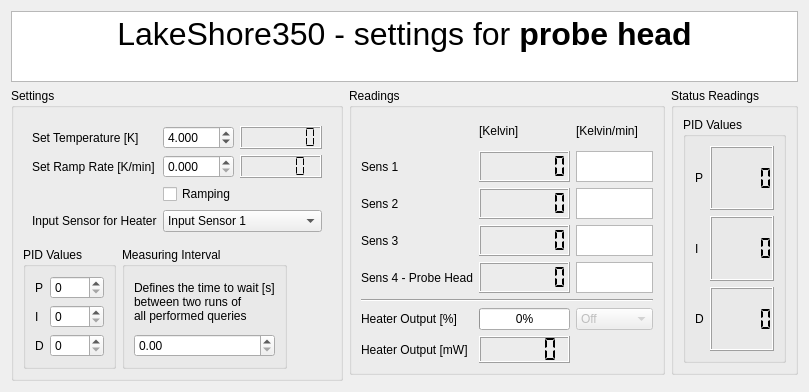
Cryostat-GUI/Cryostat-GUI, file LakeShore/LakeShore350_control.ui: the form before one commit.
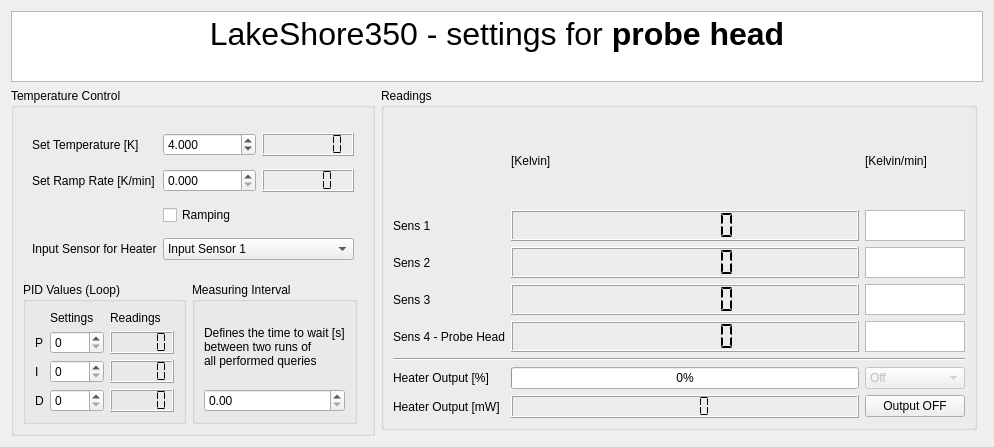
The form after the commit.

```diff
--- a/LakeShore/LakeShore350_control.ui
+++ b/LakeShore/LakeShore350_control.ui
@@ -6,78 +6,18 @@
    <rect>
     <x>0</x>
     <y>0</y>
-    <width>769</width>
-    <height>358</height>
+    <width>994</width>
+    <height>447</height>
    </rect>
   </property>
   <property name="windowTitle">
    <string>LakeShore 350 Control</string>
   </property>
   <layout class="QGridLayout" name="gridLayout_6">
-   <item row="1" column="2">
-    <widget class="QGroupBox" name="groupReadingsStatus">
-     <property name="title">
-      <string>Status Readings</string>
-     </property>
-     <layout class="QGridLayout" name="gridLayout_5" rowstretch="1">
-      <item row="0" column="0" colspan="2">
-       <widget class="QGroupBox" name="groupPID">
-        <property name="title">
-         <string>PID Values</string>
-        </property>
-        <layout class="QGridLayout" name="gridLayout">
-         <item row="0" column="0">
-          <widget class="QLabel" name="label_10">
-           <property name="text">
-            <string>P</string>
-           </property>
-          </widget>
-         </item>
-         <item row="1" column="0">
-          <widget class="QLabel" name="label_11">
-           <property name="text">
-            <string>I</string>
-           </property>
-          </widget>
-         </item>
-         <item row="0" column="1">
-          <widget class="QLCDNumber" name="lcdLoopP_Param">
-           <property name="segmentStyle">
-            <enum>QLCDNumber::Flat</enum>
-           </property>
-          </widget>
-         </item>
-         <item row="2" column="0">
-          <widget class="QLabel" name="label_12">
-           <property name="text">
-            <string>D</string>
-           </property>
-          </widget>
-         </item>
-         <item row="1" column="1">
-          <widget class="QLCDNumber" name="lcdLoopI_Param">
-           <property name="segmentStyle">
-            <enum>QLCDNumber::Flat</enum>
-           </property>
-          </widget>
-         </item>
-         <item row="2" column="1">
-          <widget class="QLCDNumber" name="lcdLoopD_Param">
-           <property name="segmentStyle">
-            <enum>QLCDNumber::Flat</enum>
-           </property>
-          </widget>
-         </item>
-        </layout>
-       </widget>
-      </item>
-     </layout>
-    </widget>
-   </item>
    <item row="1" column="0" rowspan="2">
     <widget class="QGroupBox" name="groupSettings">
      <property name="title">
-      <string>Settings</string>
+      <string>Temperature Control</string>
      </property>
      <layout class="QGridLayout" name="gridLayout_4" rowstretch="2,0,0,0,0,0">
       <item row="0" column="0" rowspan="2" colspan="3">
@@ -178,57 +118,6 @@
         </layout>
        </widget>
       </item>
-      <item row="5" column="0">
-       <widget class="QGroupBox" name="groupPID_set">
-        <property name="title">
-         <string>PID Values</string>
-        </property>
-        <layout class="QGridLayout" name="gridLayout_2">
-         <item row="0" column="0">
-          <widget class="QLabel" name="label_13">
-           <property name="text">
-            <string>P</string>
-           </property>
-          </widget>
-         </item>
-         <item row="1" column="0">
-          <widget class="QLabel" name="label_14">
-           <property name="text">
-            <string>I</string>
-           </property>
-          </widget>
-         </item>
-         <item row="2" column="0">
-          <widget class="QLabel" name="label_15">
-           <property name="text">
-            <string>D</string>
-           </property>
-          </widget>
-         </item>
-         <item row="0" column="1">
-          <widget class="QSpinBox" name="spinBox">
-           <property name="maximum">
-            <number>1000</number>
-           </property>
-          </widget>
-         </item>
-         <item row="1" column="1">
-          <widget class="QSpinBox" name="spinBox_2">
-           <property name="maximum">
-            <number>1000</number>
-           </property>
-          </widget>
-         </item>
-         <item row="2" column="1">
-          <widget class="QSpinBox" name="spinBox_3">
-           <property name="maximum">
-            <number>1000</number>
-           </property>
-          </widget>
-         </item>
-        </layout>
-       </widget>
-      </item>
       <item row="5" column="1">
        <widget class="QGroupBox" name="groupBox">
         <property name="title">
@@ -254,36 +143,141 @@
         </layout>
        </widget>
       </item>
+      <item row="5" column="0">
+       <widget class="QGroupBox" name="groupReadingsStatus">
+        <property name="title">
+         <string>PID Values (Loop)</string>
+        </property>
+        <layout class="QGridLayout" name="gridLayout_5" rowstretch="1,0,0,0,0,0">
+         <item row="3" column="2">
+          <widget class="QLCDNumber" name="lcdLoopP_Param">
+           <property name="segmentStyle">
+            <enum>QLCDNumber::Flat</enum>
+           </property>
+          </widget>
+         </item>
+         <item row="4" column="0">
+          <widget class="QLabel" name="label_11">
+           <property name="text">
+            <string>I</string>
+           </property>
+          </widget>
+         </item>
+         <item row="5" column="2">
+          <widget class="QLCDNumber" name="lcdLoopD_Param">
+           <property name="segmentStyle">
+            <enum>QLCDNumber::Flat</enum>
+           </property>
+          </widget>
+         </item>
+         <item row="3" column="1">
+          <widget class="QSpinBox" name="spinSetLoopP_Param">
+           <property name="maximum">
+            <number>1000</number>
+           </property>
+          </widget>
+         </item>
+         <item row="4" column="2">
+          <widget class="QLCDNumber" name="lcdLoopI_Param">
+           <property name="segmentStyle">
+            <enum>QLCDNumber::Flat</enum>
+           </property>
+          </widget>
+         </item>
+         <item row="4" column="1">
+          <widget class="QSpinBox" name="spinSetLoopI_Param">
+           <property name="maximum">
+            <number>1000</number>
+           </property>
+          </widget>
+         </item>
+         <item row="5" column="1">
+          <widget class="QSpinBox" name="spinSetLoopD_Param">
+           <property name="maximum">
+            <number>1000</number>
+           </property>
+          </widget>
+         </item>
+         <item row="5" column="0">
+          <widget class="QLabel" name="label_12">
+           <property name="text">
+            <string>D</string>
+           </property>
+          </widget>
+         </item>
+         <item row="3" column="0">
+          <widget class="QLabel" name="label_10">
+           <property name="text">
+            <string>P</string>
+           </property>
+          </widget>
+         </item>
+         <item row="2" column="1">
+          <widget class="QLabel" name="label_13">
+           <property name="text">
+            <string>Settings</string>
+           </property>
+          </widget>
+         </item>
+         <item row="2" column="2">
+          <widget class="QLabel" name="label_14">
+           <property name="text">
+            <string>Readings</string>
+           </property>
+          </widget>
+         </item>
+        </layout>
+       </widget>
+      </item>
      </layout>
     </widget>
    </item>
+   <item row="0" column="0" colspan="3">
+    <widget class="QTextBrowser" name="textBrowser">
+     <property name="minimumSize">
+      <size>
+       <width>731</width>
+       <height>71</height>
+      </size>
+     </property>
+     <property name="maximumSize">
+      <size>
+       <width>16777215</width>
+       <height>71</height>
+      </size>
+     </property>
+     <property name="frameShape">
+      <enum>QFrame::StyledPanel</enum>
+     </property>
+     <property name="frameShadow">
+      <enum>QFrame::Raised</enum>
+     </property>
+     <property name="html">
+      <string>&lt;!DOCTYPE HTML PUBLIC &quot;-//W3C//DTD HTML 4.0//EN&quot; &quot;http://www.w3.org/TR/REC-html40/strict.dtd&quot;&gt;
+&lt;html&gt;&lt;head&gt;&lt;meta name=&quot;qrichtext&quot; content=&quot;1&quot; /&gt;&lt;style type=&quot;text/css&quot;&gt;
+p, li { white-space: pre-wrap; }
+&lt;/style&gt;&lt;/head&gt;&lt;body style=&quot; font-family:'.SF NS Text'; font-size:13pt; font-weight:400; font-style:normal;&quot;&gt;
+&lt;p align=&quot;center&quot; style=&quot; margin-top:0px; margin-bottom:0px; margin-left:0px; margin-right:0px; -qt-block-indent:0; text-indent:0px;&quot;&gt;&lt;span style=&quot; font-family:'MS Shell Dlg 2'; font-size:24pt;&quot;&gt;LakeShore350 - settings for&lt;/span&gt;&lt;span style=&quot; font-family:'MS Shell Dlg 2'; font-size:24pt; font-weight:600;&quot;&gt; probe head&lt;/span&gt;&lt;/p&gt;&lt;/body&gt;&lt;/html&gt;</string>
+     </property>
+    </widget>
+   </item>
    <item row="1" column="1">
     <widget class="QGroupBox" name="groupReadings">
      <property name="title">
       <string>Readings</string>
      </property>
-     <layout class="QGridLayout" name="gridLayout_3" columnstretch="0,1,1">
-      <item row="2" column="1">
-       <widget class="QLCDNumber" name="lcdSensor2_K">
-        <property name="digitCount">
-         <number>7</number>
-        </property>
-        <property name="segmentStyle">
-         <enum>QLCDNumber::Flat</enum>
-        </property>
-       </widget>
-      </item>
-      <item row="4" column="0">
-       <widget class="QLabel" name="label_7">
+     <layout class="QGridLayout" name="gridLayout_3" columnstretch="0,0,0">
+      <item row="7" column="2">
+       <widget class="QPushButton" name="pushButtonOut">
         <property name="text">
-         <string>Sens 4 - Probe Head</string>
+         <string>Output OFF</string>
         </property>
        </widget>
       </item>
-      <item row="2" column="0">
-       <widget class="QLabel" name="label_3">
+      <item row="0" column="2">
+       <widget class="QLabel" name="label_17">
         <property name="text">
-         <string>Sens 2</string>
+         <string>[Kelvin/min]</string>
         </property>
        </widget>
       </item>
@@ -294,6 +288,20 @@
         </property>
        </widget>
       </item>
+      <item row="2" column="0">
+       <widget class="QLabel" name="label_3">
+        <property name="text">
+         <string>Sens 2</string>
+        </property>
+       </widget>
+      </item>
+      <item row="4" column="0">
+       <widget class="QLabel" name="label_7">
+        <property name="text">
+         <string>Sens 4 - Probe Head</string>
+        </property>
+       </widget>
+      </item>
       <item row="1" column="1">
        <widget class="QLCDNumber" name="lcdSensor1_K">
         <property name="frameShape">
@@ -334,17 +342,13 @@
         </property>
        </widget>
       </item>
-      <item row="0" column="1">
-       <widget class="QLabel" name="label_16">
-        <property name="text">
-         <string>[Kelvin]</string>
+      <item row="2" column="1">
+       <widget class="QLCDNumber" name="lcdSensor2_K">
+        <property name="digitCount">
+         <number>7</number>
         </property>
-       </widget>
-      </item>
-      <item row="0" column="2">
-       <widget class="QLabel" name="label_17">
-        <property name="text">
-         <string>[Kelvin/min]</string>
+        <property name="segmentStyle">
+         <enum>QLCDNumber::Flat</enum>
         </property>
        </widget>
       </item>
@@ -499,38 +503,16 @@
         </property>
        </widget>
       </item>
+      <item row="0" column="1">
+       <widget class="QLabel" name="label_16">
+        <property name="text">
+         <string>[Kelvin]</string>
+        </property>
+       </widget>
+      </item>
      </layout>
     </widget>
    </item>
-   <item row="0" column="0" colspan="3">
-    <widget class="QTextBrowser" name="textBrowser">
-     <property name="minimumSize">
-      <size>
-       <width>731</width>
-       <height>71</height>
-      </size>
-     </property>
-     <property name="maximumSize">
-      <size>
-       <width>16777215</width>
-       <height>71</height>
-      </size>
-     </property>
-     <property name="frameShape">
-      <enum>QFrame::StyledPanel</enum>
-     </property>
-     <property name="frameShadow">
-      <enum>QFrame::Raised</enum>
-     </property>
-     <property name="html">
-      <string>&lt;!DOCTYPE HTML PUBLIC &quot;-//W3C//DTD HTML 4.0//EN&quot; &quot;http://www.w3.org/TR/REC-html40/strict.dtd&quot;&gt;
-&lt;html&gt;&lt;head&gt;&lt;meta name=&quot;qrichtext&quot; content=&quot;1&quot; /&gt;&lt;style type=&quot;text/css&quot;&gt;
-p, li { white-space: pre-wrap; }
-&lt;/style&gt;&lt;/head&gt;&lt;body style=&quot; font-family:'MS Shell Dlg 2'; font-size:8.25pt; font-weight:400; font-style:normal;&quot;&gt;
-&lt;p align=&quot;center&quot; style=&quot; margin-top:0px; margin-bottom:0px; margin-left:0px; margin-right:0px; -qt-block-indent:0; text-indent:0px;&quot;&gt;&lt;span style=&quot; font-size:24pt;&quot;&gt;LakeShore350 - settings for&lt;/span&gt;&lt;span style=&quot; font-size:24pt; font-weight:600;&quot;&gt; probe head&lt;/span&gt;&lt;/p&gt;&lt;/body&gt;&lt;/html&gt;</string>
-     </property>
-    </widget>
-   </item>
   </layout>
  </widget>
  <resources/>
```
